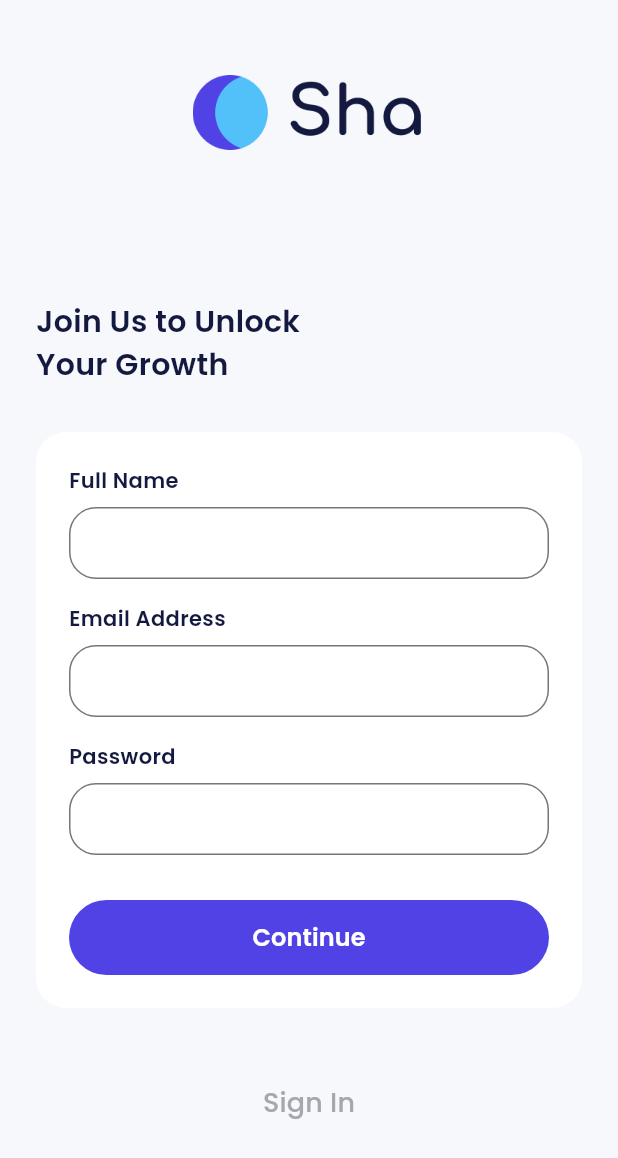
After one commit to rukaachan/larapay, a Flutter app: the SignUpPage screen opened by its route, on a phone screen of 412 x 824 dp. The commit adds this screen. Shown: the top 1158 px of the screen. Run offline on Flutter 3.47's test engine with Material 3 defaults, Android fonts, the phone set to English and light mode, and no system bars; our stand-ins replace carousel_slider, google_fonts.

Commit message:
feat(sign-up): add SignUpPage and integrate navigation from OnboardingPage

```diff
--- a/lib/main.dart
+++ b/lib/main.dart
@@ -1,6 +1,7 @@
 import 'package:flutter/material.dart';
 import 'package:larapay/ui/pages/onboarding_page.dart';
 import 'package:larapay/ui/pages/sign_in_page.dart';
+import 'package:larapay/ui/pages/sign_up_page.dart';
 import 'package:larapay/ui/pages/splash_page.dart';
 
 void main() => runApp(const MyApp());
@@ -18,6 +19,7 @@ class MyApp extends StatelessWidget {
         '/': (context) => const SplashPage(),
         '/onboarding': (context) => const OnboardingPage(),
         '/sign-in': (context) => const SignInPage(),
+        '/sign-up': (context) => const SignUpPage()
       },
     );
   }
--- a/lib/ui/pages/onboarding_page.dart
+++ b/lib/ui/pages/onboarding_page.dart
@@ -101,7 +101,10 @@ class _OnboardingPageState extends State<OnboardingPage> {
                         ? Column(
                             children: [
                               CustomFilledButton(
-                                  title: 'Get Started', onPressed: () {}),
+                                  title: 'Get Started',
+                                  onPressed: () {
+                                    Navigator.pushNamed(context, '/sign-up');
+                                  }),
                               const SizedBox(
                                 height: 15,
                               ),
--- /dev/null
+++ b/lib/ui/pages/sign_up_page.dart
@@ -0,0 +1,65 @@
+import "package:flutter/material.dart";
+import 'package:larapay/shared/theme.dart';
+import 'package:larapay/ui/widgets/buttons.dart';
+import 'package:larapay/ui/widgets/forms.dart';
+
+class SignUpPage extends StatelessWidget {
+  const SignUpPage({super.key});
+
+  @override
+  Widget build(BuildContext context) {
+    return Scaffold(
+      backgroundColor: lightBackgroundColour,
+      body: ListView(
+        // Added: padding in horizontal space
+        padding: const EdgeInsets.symmetric(horizontal: 24),
+        children: [
+          Container(
+            width: 155,
+            height: 50,
+            margin: const EdgeInsets.only(top: 50, bottom: 100),
+            decoration: const BoxDecoration(
+                image: DecorationImage(
+                    image: AssetImage('assets/img_logo_light.png'))),
+          ),
+          Text('Join Us to Unlock\nYour Growth',
+              style: blackTextStyle.copyWith(
+                fontSize: 20,
+                fontWeight: semiBold,
+              )),
+          const SizedBox(
+            height: 30,
+          ),
+          Container(
+            padding: const EdgeInsets.all(22),
+            decoration: BoxDecoration(
+                borderRadius: BorderRadius.circular(20), color: whiteColour),
+            child: Column(
+              crossAxisAlignment: CrossAxisAlignment.start,
+              children: [
+                // FUll NAME INPUT
+                const CustomFormField(titlle: 'Full Name'),
+                const SizedBox(height: 16),
+                // EMAIL INPUT
+                const CustomFormField(titlle: 'Email Address'),
+                const SizedBox(height: 16),
+                // PASSWORD INPUT
+                const CustomFormField(titlle: 'Password', obscureText: true),
+                const SizedBox(
+                  height: 30,
+                ),
+                CustomFilledButton(title: 'Continue', onPressed: () {}),
+              ],
+            ),
+          ),
+          const SizedBox(height: 50),
+          CustomTextButton(
+              title: 'Sign In',
+              onPressed: () {
+                Navigator.pushNamed(context, '/sign-in');
+              }),
+        ],
+      ),
+    );
+  }
+}
--- a/lib/ui/widgets/forms.dart
+++ b/lib/ui/widgets/forms.dart
@@ -20,7 +20,7 @@ class CustomFormField extends StatelessWidget {
       children: [
         Text(
           titlle,
-          style: blackTextStyle.copyWith(fontWeight: medium),
+          style: blackTextStyle.copyWith(fontWeight: semiBold),
         ),
         const SizedBox(
           height: 8,
```
